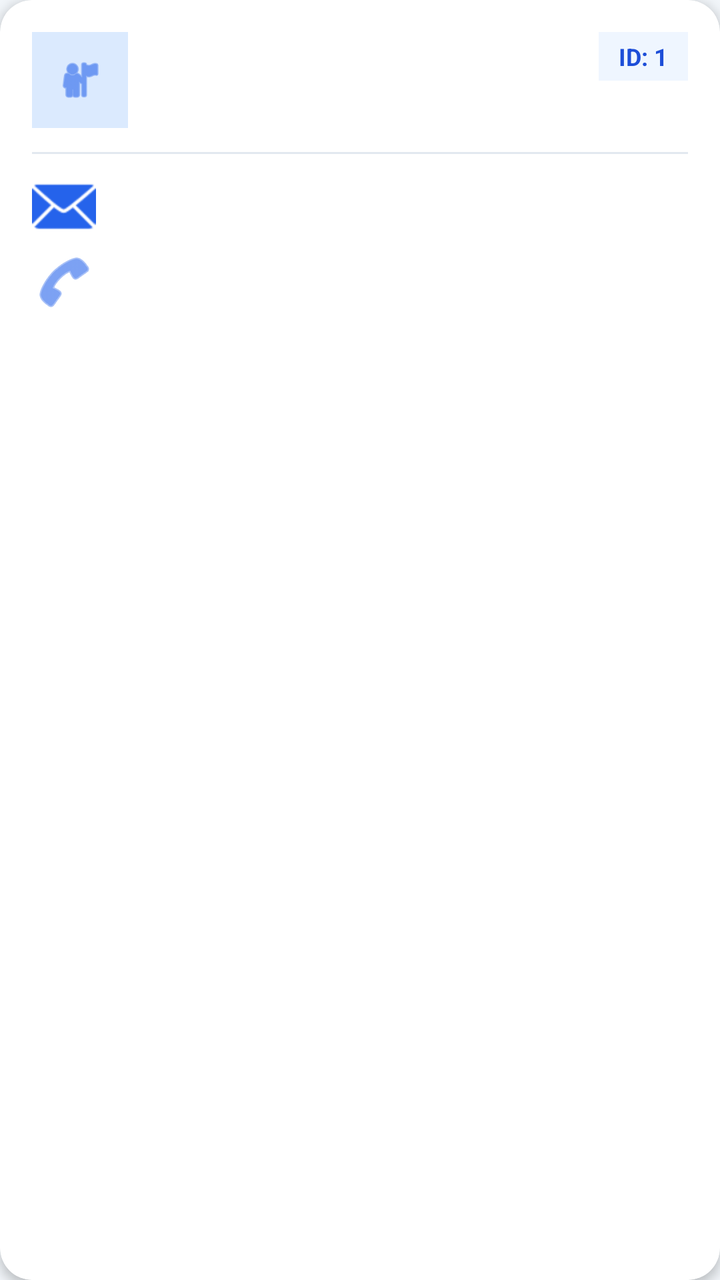
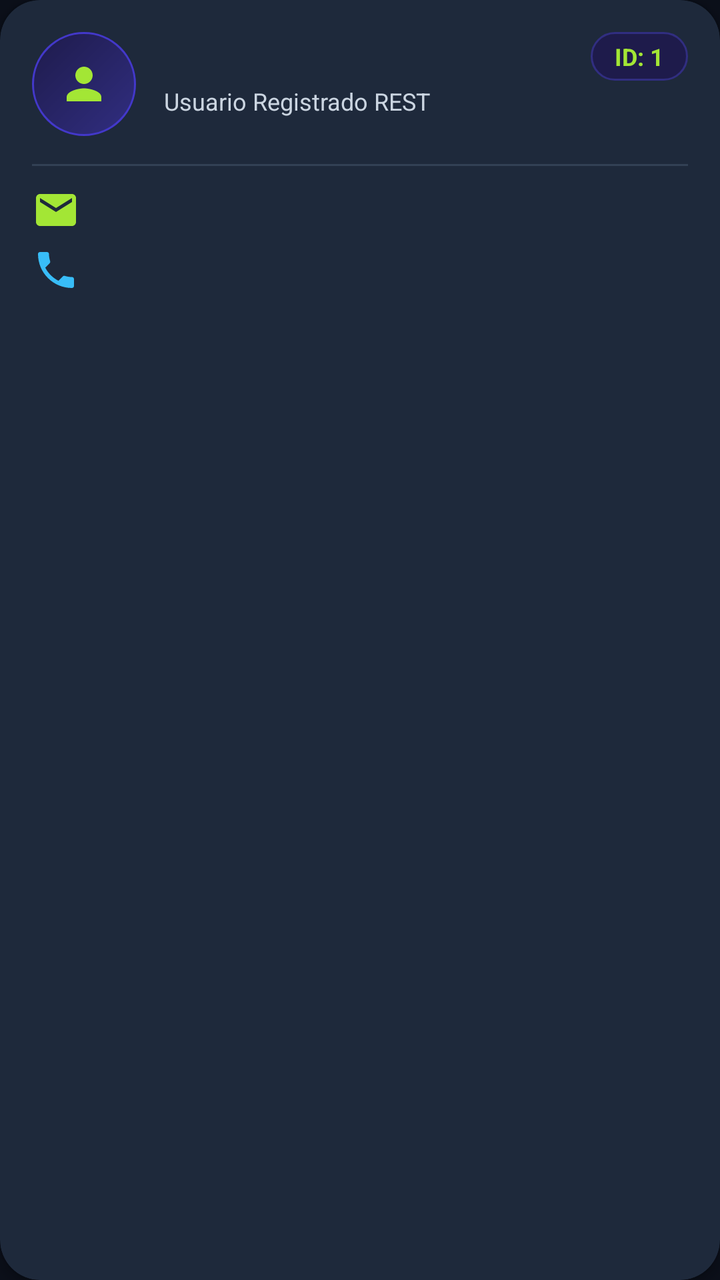

The first picture is an Android layout as it rendered before a commit; the second is the same layout after the commit. The layout source and the unified diff follow.
<!-- AndroidManifest.xml: application theme Theme.AppGrupo11 -->
<!-- res/layout/item_usuario.xml -->
<?xml version="1.0" encoding="utf-8"?>
<androidx.cardview.widget.CardView xmlns:android="http://schemas.android.com/apk/res/android"
    xmlns:app="http://schemas.android.com/apk/res-auto"
    android:layout_width="match_parent"
    android:layout_height="wrap_content"
    android:layout_marginHorizontal="4dp"
    android:layout_marginVertical="6dp"
    app:cardBackgroundColor="@color/card_bg"
    app:cardCornerRadius="16dp"
    app:cardElevation="3dp">

    <androidx.constraintlayout.widget.ConstraintLayout
        android:layout_width="match_parent"
        android:layout_height="wrap_content"
        android:padding="16dp">

        
        <View
            android:id="@+id/vAvatarBg"
            android:layout_width="48dp"
            android:layout_height="48dp"
            android:background="@color/primary_light"
            app:layout_constraintStart_toStartOf="parent"
            app:layout_constraintTop_toTopOf="parent" />

        
        <ImageView
            android:id="@+id/ivUserIcon"
            android:layout_width="24dp"
            android:layout_height="24dp"
            android:contentDescription="User Icon"
            android:src="@android:drawable/ic_menu_myplaces"
            app:tint="@color/primary"
            app:layout_constraintBottom_toBottomOf="@id/vAvatarBg"
            app:layout_constraintEnd_toEndOf="@id/vAvatarBg"
            app:layout_constraintStart_toStartOf="@id/vAvatarBg"
            app:layout_constraintTop_toTopOf="@id/vAvatarBg" />

        
        <TextView
            android:id="@+id/tvId"
            android:layout_width="wrap_content"
            android:layout_height="wrap_content"
            android:background="@color/badge_bg"
            android:paddingHorizontal="10dp"
            android:paddingVertical="4dp"
            android:text="ID: 1"
            android:textColor="@color/badge_text"
            android:textSize="12sp"
            android:textStyle="bold"
            app:layout_constraintEnd_toEndOf="parent"
            app:layout_constraintTop_toTopOf="parent" />

        
        <TextView
            android:id="@+id/tvNombre"
            android:layout_width="0dp"
            android:layout_height="wrap_content"
            android:layout_marginStart="12dp"
            android:layout_marginEnd="8dp"
            android:textColor="@color/text_main"
            android:textSize="17sp"
            android:textStyle="bold"
            app:layout_constraintEnd_toStartOf="@id/tvId"
            app:layout_constraintStart_toEndOf="@id/vAvatarBg"
            app:layout_constraintTop_toTopOf="parent" />

        
        <View
            android:id="@+id/dividerLine"
            android:layout_width="0dp"
            android:layout_height="1dp"
            android:layout_marginTop="12dp"
            android:background="@color/divider"
            app:layout_constraintEnd_toEndOf="parent"
            app:layout_constraintStart_toStartOf="parent"
            app:layout_constraintTop_toBottomOf="@id/vAvatarBg" />

        
        <TextView
            android:id="@+id/tvEmail"
            android:layout_width="0dp"
            android:layout_height="wrap_content"
            android:layout_marginTop="10dp"
            android:drawablePadding="8dp"
            android:textColor="@color/text_sub"
            android:textSize="13sp"
            app:drawableStartCompat="@android:drawable/ic_dialog_email"
            app:drawableTint="@color/primary"
            app:layout_constraintEnd_toEndOf="parent"
            app:layout_constraintStart_toStartOf="parent"
            app:layout_constraintTop_toBottomOf="@id/dividerLine" />

        
        <TextView
            android:id="@+id/tvPhone"
            android:layout_width="0dp"
            android:layout_height="wrap_content"
            android:layout_marginTop="6dp"
            android:drawablePadding="8dp"
            android:textColor="@color/text_sub"
            android:textSize="13sp"
            app:drawableStartCompat="@android:drawable/ic_menu_call"
            app:drawableTint="@color/primary"
            app:layout_constraintBottom_toBottomOf="parent"
            app:layout_constraintEnd_toEndOf="parent"
            app:layout_constraintStart_toStartOf="parent"
            app:layout_constraintTop_toBottomOf="@id/tvEmail" />

    </androidx.constraintlayout.widget.ConstraintLayout>

</androidx.cardview.widget.CardView>
<!-- resources referenced by this layout -->
<resources>
  <color name="badge_bg">#EFF6FF</color>
  <color name="badge_text">#1D4ED8</color>
  <color name="card_bg">#FFFFFF</color>
  <color name="divider">#E2E8F0</color>
  <color name="primary">#2563EB</color>
  <color name="primary_light">#DBEAFE</color>
  <color name="text_main">#0F172A</color>
  <color name="text_sub">#475569</color>
  <style name="Theme.AppGrupo11" parent="Base.Theme.AppGrupo11" />
  <style name="Base.Theme.AppGrupo11" parent="Theme.Material3.DayNight.NoActionBar">
          
          <item name="colorPrimary">@color/primary</item>
          <item name="colorPrimaryVariant">@color/primary_dark</item>
          <item name="colorOnPrimary">@color/white</item>
          <item name="android:windowBackground">@color/background</item>
      </style>
  <color name="primary_dark">#1D4ED8</color>
  <color name="white">#FFFFFFFF</color>
  <color name="background">#F1F5F9</color>
</resources>

<!-- the commit's change to res/layout/item_usuario.xml (unified diff, before → after) -->
@@ -5,8 +5,11 @@
     android:layout_height="wrap_content"
     android:layout_marginHorizontal="4dp"
     android:layout_marginVertical="6dp"
-    app:cardBackgroundColor="@color/card_bg"
-    app:cardCornerRadius="16dp"
+    android:clickable="true"
+    android:focusable="true"
+    android:foreground="?attr/selectableItemBackground"
+    app:cardBackgroundColor="#1E293B"
+    app:cardCornerRadius="20dp"
     app:cardElevation="3dp">
 
     <androidx.constraintlayout.widget.ConstraintLayout
@@ -17,20 +20,20 @@
         
         <View
             android:id="@+id/vAvatarBg"
-            android:layout_width="48dp"
-            android:layout_height="48dp"
-            android:background="@color/primary_light"
+            android:layout_width="52dp"
+            android:layout_height="52dp"
+            android:background="@drawable/bg_avatar_circle"
             app:layout_constraintStart_toStartOf="parent"
             app:layout_constraintTop_toTopOf="parent" />
 
         
         <ImageView
             android:id="@+id/ivUserIcon"
-            android:layout_width="24dp"
-            android:layout_height="24dp"
+            android:layout_width="26dp"
+            android:layout_height="26dp"
             android:contentDescription="User Icon"
-            android:src="@android:drawable/ic_menu_myplaces"
-            app:tint="@color/primary"
+            android:src="@drawable/ic_user_avatar"
+            app:tint="@color/lime_accent"
             app:layout_constraintBottom_toBottomOf="@id/vAvatarBg"
             app:layout_constraintEnd_toEndOf="@id/vAvatarBg"
             app:layout_constraintStart_toStartOf="@id/vAvatarBg"
@@ -41,11 +44,11 @@
             android:id="@+id/tvId"
             android:layout_width="wrap_content"
             android:layout_height="wrap_content"
-            android:background="@color/badge_bg"
-            android:paddingHorizontal="10dp"
+            android:background="@drawable/bg_badge_chip"
+            android:paddingHorizontal="12dp"
             android:paddingVertical="4dp"
             android:text="ID: 1"
-            android:textColor="@color/badge_text"
+            android:textColor="@color/lime_accent"
             android:textSize="12sp"
             android:textStyle="bold"
             app:layout_constraintEnd_toEndOf="parent"
@@ -56,21 +59,34 @@
             android:id="@+id/tvNombre"
             android:layout_width="0dp"
             android:layout_height="wrap_content"
-            android:layout_marginStart="12dp"
+            android:layout_marginStart="14dp"
             android:layout_marginEnd="8dp"
             android:textColor="@color/text_main"
-            android:textSize="17sp"
+            android:textSize="18sp"
             android:textStyle="bold"
             app:layout_constraintEnd_toStartOf="@id/tvId"
             app:layout_constraintStart_toEndOf="@id/vAvatarBg"
             app:layout_constraintTop_toTopOf="parent" />
 
         
+        <TextView
+            android:id="@+id/tvRoleTag"
+            android:layout_width="0dp"
+            android:layout_height="wrap_content"
+            android:layout_marginStart="14dp"
+            android:layout_marginTop="2dp"
+            android:text="Usuario Registrado REST"
+            android:textColor="@color/text_sub"
+            android:textSize="12sp"
+            app:layout_constraintStart_toEndOf="@id/vAvatarBg"
+            app:layout_constraintTop_toBottomOf="@id/tvNombre" />
+
+        
         <View
             android:id="@+id/dividerLine"
             android:layout_width="0dp"
             android:layout_height="1dp"
-            android:layout_marginTop="12dp"
+            android:layout_marginTop="14dp"
             android:background="@color/divider"
             app:layout_constraintEnd_toEndOf="parent"
             app:layout_constraintStart_toStartOf="parent"
@@ -82,11 +98,11 @@
             android:layout_width="0dp"
             android:layout_height="wrap_content"
             android:layout_marginTop="10dp"
-            android:drawablePadding="8dp"
+            android:drawablePadding="10dp"
             android:textColor="@color/text_sub"
-            android:textSize="13sp"
-            app:drawableStartCompat="@android:drawable/ic_dialog_email"
-            app:drawableTint="@color/primary"
+            android:textSize="14sp"
+            app:drawableStartCompat="@drawable/ic_mail_custom"
+            app:drawableTint="@color/lime_accent"
             app:layout_constraintEnd_toEndOf="parent"
             app:layout_constraintStart_toStartOf="parent"
             app:layout_constraintTop_toBottomOf="@id/dividerLine" />
@@ -97,11 +113,11 @@
             android:layout_width="0dp"
             android:layout_height="wrap_content"
             android:layout_marginTop="6dp"
-            android:drawablePadding="8dp"
+            android:drawablePadding="10dp"
             android:textColor="@color/text_sub"
-            android:textSize="13sp"
-            app:drawableStartCompat="@android:drawable/ic_menu_call"
-            app:drawableTint="@color/primary"
+            android:textSize="14sp"
+            app:drawableStartCompat="@drawable/ic_phone_custom"
+            app:drawableTint="@color/cyan_accent"
             app:layout_constraintBottom_toBottomOf="parent"
             app:layout_constraintEnd_toEndOf="parent"
             app:layout_constraintStart_toStartOf="parent"
<!-- resource entries referenced after the edit -->
@@ -1,23 +1,93 @@
 <!-- resources referenced by this layout -->
 <resources>
-  <color name="badge_bg">#EFF6FF</color>
-  <color name="badge_text">#1D4ED8</color>
-  <color name="card_bg">#FFFFFF</color>
-  <color name="divider">#E2E8F0</color>
-  <color name="primary">#2563EB</color>
-  <color name="primary_light">#DBEAFE</color>
-  <color name="text_main">#0F172A</color>
-  <color name="text_sub">#475569</color>
+  <color name="cyan_accent">#38BDF8</color>
+  <color name="card_bg">#1E293B</color>
+  <color name="card_stroke">#334155</color>
+  <color name="divider">#334155</color>
+  <color name="lime_accent">#A3E635</color>
+  <color name="primary">#4F46E5</color>
+  <color name="text_main">#FFFFFF</color>
+  <color name="text_sub">#CBD5E1</color>
+  <!-- drawable bg_avatar_circle (drawable) -->
+  <?xml version="1.0" encoding="utf-8"?>
+  <shape xmlns:android="http://schemas.android.com/apk/res/android"
+      android:shape="oval">
+      <gradient
+          android:angle="135"
+          android:endColor="#1E1B4B"
+          android:startColor="#312E81"
+          android:type="linear" />
+      <stroke
+          android:width="1dp"
+          android:color="#4338CA" />
+  </shape>
+  <!-- drawable bg_badge_chip (drawable) -->
+  <?xml version="1.0" encoding="utf-8"?>
+  <shape xmlns:android="http://schemas.android.com/apk/res/android"
+      android:shape="rectangle">
+      <corners android:radius="20dp" />
+      <solid android:color="#1E1B4B" />
+      <stroke
+          android:width="1dp"
+          android:color="#312E81" />
+  </shape>
+  <!-- drawable ic_mail_custom (drawable) -->
+  <vector xmlns:android="http://schemas.android.com/apk/res/android"
+      android:width="24dp"
+      android:height="24dp"
+      android:viewportWidth="24"
+      android:viewportHeight="24">
+      <path
+          android:fillColor="#4F46E5"
+          android:pathData="M20,4H4C2.9,4 2.01,4.9 2.01,6L2,18C2,19.1 2.9,20 4,20H20C21.1,20 22,19.1 22,18V6C22,4.9 21.1,4 20,4ZM20,8L12,13L4,8V6L12,11L20,6V8Z" />
+  </vector>
+  <!-- drawable ic_phone_custom (drawable) -->
+  <vector xmlns:android="http://schemas.android.com/apk/res/android"
+      android:width="24dp"
+      android:height="24dp"
+      android:viewportWidth="24"
+      android:viewportHeight="24">
+      <path
+          android:fillColor="#4F46E5"
+          android:pathData="M6.62,10.79c1.44,2.83 3.76,5.14 6.59,6.59l2.2,-2.2c0.27,-0.27 0.67,-0.36 1.02,-0.24 1.12,0.37 2.33,0.57 3.57,0.57 0.55,0 1,0.45 1,1V20c0,0.55 -0.45,1 -1,1 -9.39,0 -17,-7.61 -17,-17 0,-0.55 0.45,-1 1,-1h3.5c0.55,0 1,0.45 1,1 0,1.25 0.2,2.45 0.57,3.57 0.11,0.35 0.03,0.74 -0.24,1.02l-2.2,2.2z" />
+  </vector>
+  <!-- drawable ic_user_avatar (drawable) -->
+  <vector xmlns:android="http://schemas.android.com/apk/res/android"
+      android:width="24dp"
+      android:height="24dp"
+      android:viewportWidth="24"
+      android:viewportHeight="24">
+      <path
+          android:fillColor="#4F46E5"
+          android:pathData="M12,12c2.21,0 4,-1.79 4,-4s-1.79,-4 -4,-4 -4,1.79 -4,4 1.79,4 4,4zM12,14c-2.67,0 -8,1.34 -8,4v2h16v-2c0,-2.66 -5.33,-4 -8,-4z" />
+  </vector>
   <style name="Theme.AppGrupo11" parent="Base.Theme.AppGrupo11" />
-  <style name="Base.Theme.AppGrupo11" parent="Theme.Material3.DayNight.NoActionBar">
+  <style name="Base.Theme.AppGrupo11" parent="Theme.Material3.Dark.NoActionBar">
           
           <item name="colorPrimary">@color/primary</item>
           <item name="colorPrimaryVariant">@color/primary_dark</item>
           <item name="colorOnPrimary">@color/white</item>
+          <item name="colorSecondary">@color/lime_accent</item>
+          <item name="colorOnSecondary">@color/background</item>
+  
+          
           <item name="android:windowBackground">@color/background</item>
+          <item name="colorSurface">@color/card_bg</item>
+          <item name="colorOnSurface">@color/white</item>
+          <item name="colorSurfaceVariant">@color/card_bg</item>
+          <item name="colorOnSurfaceVariant">@color/text_sub</item>
+  
+          
+          <item name="android:textColorPrimary">@color/white</item>
+          <item name="android:textColorSecondary">@color/text_sub</item>
+          <item name="android:editTextColor">@color/white</item>
+          <item name="android:textColorHint">@color/text_sub</item>
+  
+          
+          <item name="colorOutline">@color/card_stroke</item>
       </style>
-  <color name="primary_dark">#1D4ED8</color>
+  <color name="primary_dark">#3730A3</color>
   <color name="white">#FFFFFFFF</color>
-  <color name="background">#F1F5F9</color>
+  <color name="background">#0B0F19</color>
 </resources>
 
